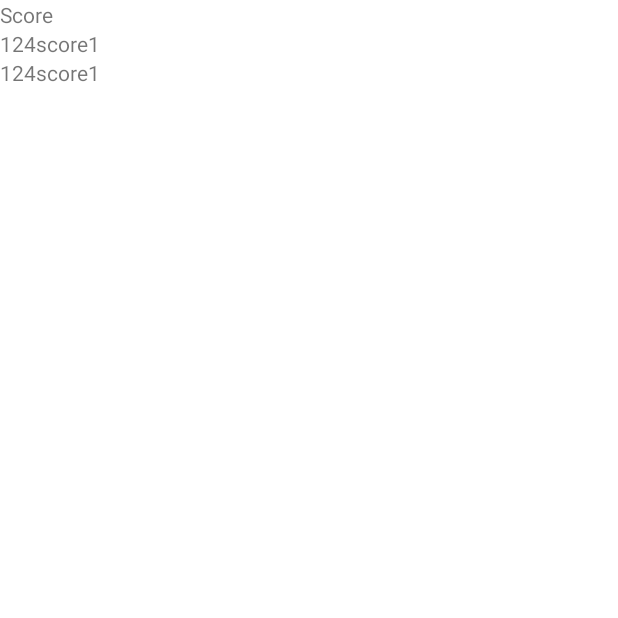
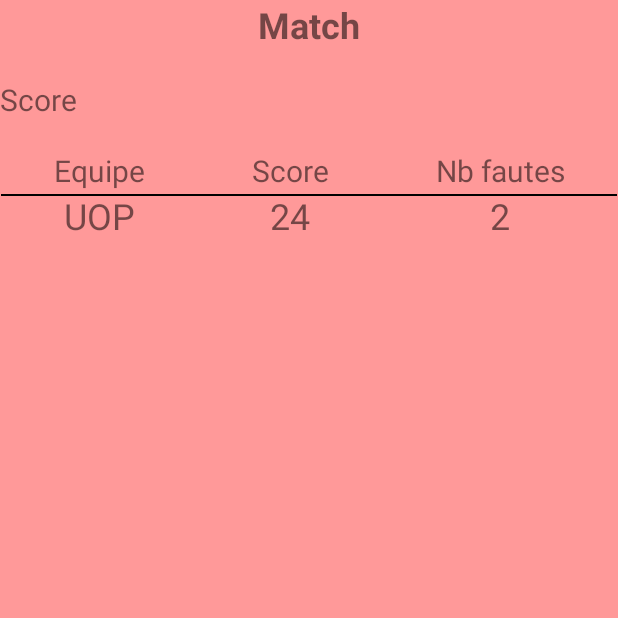
Before and after one commit to Kim-Rojas/programation_mobile, an Android app: the match screen opened directly, with no data from a screen before it, on a phone screen of 412 x 824 dp, the top half of it. Before the commit the part shown is almost empty. Run offline under Robolectric (Android 15) with nearby library versions, the phone set to English and light mode, and no system bars.

Commit message:
maj match

```diff
--- /dev/null
+++ b/BasketBallTracer/app/src/main/res/drawable/border.xml
@@ -0,0 +1,7 @@
+<?xml version="1.0" encoding="utf-8"?>
+
+    <shape
+        xmlns:android="http://schemas.android.com/apk/res/android"
+        android:shape= "line">
+        <stroke android:width="1dp" android:color="#000000"/>
+    </shape>
--- a/BasketBallTracer/app/src/main/res/layout/match.xml
+++ b/BasketBallTracer/app/src/main/res/layout/match.xml
@@ -1,43 +1,92 @@
 <?xml version="1.0" encoding="utf-8"?>
 <androidx.constraintlayout.widget.ConstraintLayout xmlns:android="http://schemas.android.com/apk/res/android"
     android:layout_width="match_parent"
-    android:layout_height="match_parent">
+    android:layout_height="match_parent"
+    android:background="@color/pink_red">
 
     <LinearLayout
         android:layout_width="match_parent"
         android:layout_height="match_parent"
         android:orientation="vertical">
 
+        <LinearLayout
+            android:layout_width="match_parent"
+            android:layout_height="wrap_content"
+            android:orientation="horizontal">
+
+            <TextView
+                android:id="@+id/textView"
+                android:layout_width="wrap_content"
+                android:layout_height="wrap_content"
+                android:layout_weight="1"
+                android:gravity="center"
+                android:text="@string/match"
+                android:textSize="24sp"
+                android:textStyle="bold" />
+
+            </LinearLayout>
+
         <TextView
             android:id="@+id/titleScore"
             android:layout_width="match_parent"
             android:layout_height="wrap_content"
-            android:text="@string/score" />
+            android:text="@string/score"
+            android:textSize="20sp"
+            android:layout_marginTop="20dp"/>
 
         <TableLayout
             android:layout_width="match_parent"
-            android:layout_height="130dp">
+            android:layout_height="wrap_content"
+            android:layout_marginTop="20dp"
+            android:background="@drawable/border"
+            >
 
             <TableRow>
-                android:layout_width="match_parent"
-                android:layout_height="match_parent"
+
                 <TextView
-                    android:id="@+id/eq1"
-                    android:text="124"/>
+                    android:id="@+id/eq"
+                    android:gravity="center"
+                    android:layout_weight="1"
+                    android:text="Equipe"
+                    android:textSize="20sp" />
+
                 <TextView
-                    android:id="@+id/sc1"
-                    android:text="score1"/>
+                    android:id="@+id/sc"
+                    android:gravity="center"
+                    android:layout_weight="1"
+                    android:text="Score"
+                    android:textSize="20sp" />
+
+                <TextView
+                    android:id="@+id/fautes"
+                    android:gravity="center"
+                    android:layout_weight="1"
+                    android:text="Nb fautes"
+                    android:textSize="20sp" />
             </TableRow>
 
-            <TableRow>
-                android:layout_width="match_parent"
-                android:layout_height="match_parent"
+            <TableRow >
                 <TextView
-                    android:id="@+id/eq2"
-                    android:text="124"/>
+                    android:id="@+id/nomEq"
+                    android:gravity="center"
+                    android:layout_weight="1"
+                    android:text="UOP"
+                    android:textSize="24sp"
+                    />
+
                 <TextView
-                    android:id="@+id/sc2"
-                    android:text="score1"/>
+                    android:id="@+id/scEq"
+                    android:gravity="center"
+                    android:layout_weight="1"
+                    android:text="24"
+                    android:textSize="24sp" />
+
+                <TextView
+                    android:id="@+id/fauteEq"
+                    android:gravity="center"
+                    android:layout_weight="1"
+                    android:text="2"
+                    android:textSize="24sp" />
             </TableRow>
         </TableLayout>
 
--- a/BasketBallTracer/app/src/main/res/layout/new_match_constraint.xml
+++ b/BasketBallTracer/app/src/main/res/layout/new_match_constraint.xml
@@ -4,7 +4,7 @@
     xmlns:tools="http://schemas.android.com/tools"
     android:layout_width="match_parent"
     android:layout_height="match_parent"
-    android:background="@color/blue">
+    android:background="@color/pink_red">
 
     <LinearLayout
         android:layout_width="match_parent"
@@ -14,7 +14,7 @@
         <LinearLayout
             android:id="@+id/linearLayout"
             android:layout_width="409dp"
-            android:layout_height="680dp"
+            android:layout_height="518dp"
             android:orientation="vertical">
 
             <LinearLayout
@@ -92,6 +92,13 @@
                 android:minHeight="48dp"
                 tools:ignore="SpeakableTextPresentCheck" />
 
+            <Button
+                android:id="@+id/button2"
+                android:layout_width="match_parent"
+                android:layout_height="wrap_content"
+                android:onClick="redirectMatch"
+                android:text="Valider" />
+
         </LinearLayout>
 
         <LinearLayout
@@ -100,12 +107,6 @@
             android:orientation="vertical"
             tools:ignore="MissingConstraints">
 
-            <Button
-                android:id="@+id/button2"
-                android:layout_width="match_parent"
-                android:layout_height="wrap_content"
-                android:onClick="redirectMatch"
-                android:text="Valider" />
         </LinearLayout>
 
     </LinearLayout>
--- a/BasketBallTracer/app/src/main/res/values/colors.xml
+++ b/BasketBallTracer/app/src/main/res/values/colors.xml
@@ -8,4 +8,5 @@
     <color name="black">#FF000000</color>
     <color name="white">#FFFFFFFF</color>
     <color name="blue">#A9CCE3</color>
+    <color name="pink_red">#FF9999</color>
 </resources>
--- a/BasketBallTracer/app/src/main/res/values/strings.xml
+++ b/BasketBallTracer/app/src/main/res/values/strings.xml
@@ -5,4 +5,5 @@
     <string name="historical">Historique</string>
     <string name="start">Lancer</string>
     <string name="score">Score</string>
+    <string name="match">Match</string>
 </resources>
```
